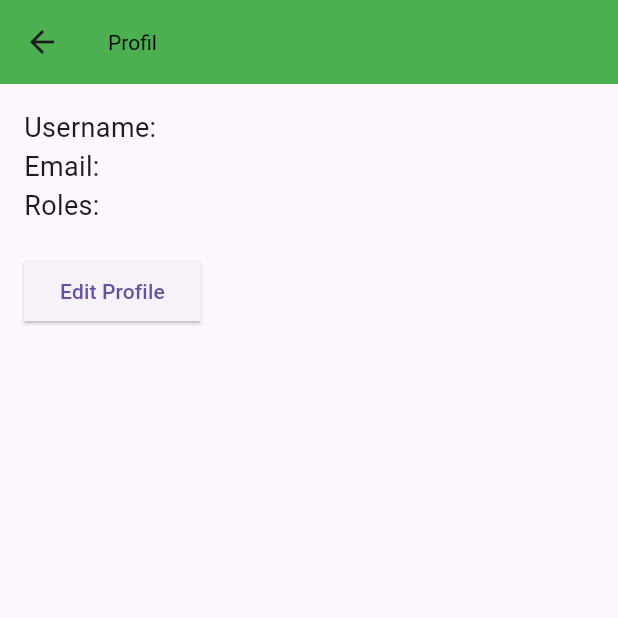
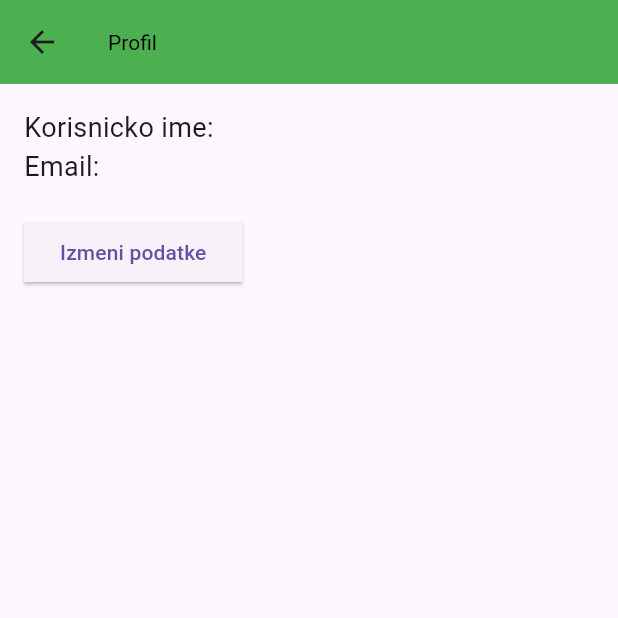
Before and after one commit to belomarkovicdev/JBTracker, a Flutter app: the HomeScreen screen opened by its route, after a tap on "Profil", on a phone screen of 412 x 824 dp, the top half of it. Run offline on Flutter 3.47's test engine with Material 3 defaults, Android fonts, the phone set to English and light mode, and no system bars; our stand-ins replace flutter_map, geolocator, jwt_decoder, latlong2, shared_preferences; missing offline and left inert: stomp_dart_client; accounts and stored records are empty.

Commit message:
updated frontend

```diff
--- a/frontend/lib/screen/HomeScreen.dart
+++ b/frontend/lib/screen/HomeScreen.dart
@@ -4,27 +4,28 @@ import 'package:frontend/screen/LoginScreen.dart';
 import 'package:provider/provider.dart';
 
 class HomeScreen extends StatelessWidget {
+  final Map<String, String> buttons = {"Mapa": "/map", "Profil": "/profile"};
   @override
   Widget build(BuildContext context) {
     return Scaffold(
-      appBar: AppBar(title: Text('Početna Stranica')),
+      appBar: AppBar(title: Text('JBPetTracker')),
       body: Center(
         child: Column(
           children: [
-            ElevatedButton(
+            ...buttons.entries.map((e) {
+              return SizedBox(
+                width: 300,
+                child: ElevatedButton(
                   onPressed: () {
-                Navigator.pushNamed(context, '/map');
+                    Navigator.pushNamed(context, e.value);
                   },
-              child: Text('Map'),
+                  child: Text(e.key),
                 ),
-            ElevatedButton(
-              onPressed: () {
-                // Navigacija prema ruti '/second'
-                Navigator.pushNamed(context, '/profile');
-              },
-              child: Text('Profil'),
-            ),
-            ElevatedButton(
+              );
+            }),
+            SizedBox(
+              width: 200,
+              child: ElevatedButton(
                 onPressed: () async {
                   await Provider.of<AuthProvider>(
                     context,
@@ -37,6 +38,7 @@ class HomeScreen extends StatelessWidget {
                 },
                 child: Text('Izloguj se'),
               ),
+            ),
           ],
         ),
       ),
--- a/frontend/lib/screen/LocationMapScreen.dart
+++ b/frontend/lib/screen/LocationMapScreen.dart
@@ -142,7 +142,7 @@ class _MapScreenState extends State<MapScreen> {
   @override
   Widget build(BuildContext context) {
     return Scaffold(
-      appBar: AppBar(title: Text("Location Map")),
+      appBar: AppBar(title: Text("Pracenje lokacije")),
       body:
           _currentPosition == null
               ? Center(child: CircularProgressIndicator())
--- a/frontend/lib/screen/ProfileScreen.dart
+++ b/frontend/lib/screen/ProfileScreen.dart
@@ -29,7 +29,6 @@ class _ProfileScreenState extends State<ProfileScreen> {
       Map<String, dynamic> claims = LoginService().getClaimsFromToken(token!);
       username = claims["username"];
       email = claims["email"];
-      roles = claims["roles"];
     });
   }
 
@@ -49,9 +48,8 @@ class _ProfileScreenState extends State<ProfileScreen> {
         child: Column(
           crossAxisAlignment: CrossAxisAlignment.start,
           children: [
-            Text("Username: $username", style: TextStyle(fontSize: 18)),
+            Text("Korisnicko ime: $username", style: TextStyle(fontSize: 18)),
             Text("Email: $email", style: TextStyle(fontSize: 18)),
-            Text("Roles: $roles", style: TextStyle(fontSize: 18)),
             SizedBox(height: 20),
             ElevatedButton(
               onPressed: () async {
@@ -70,7 +68,7 @@ class _ProfileScreenState extends State<ProfileScreen> {
                   updateProfile(result['name'], result['email']);
                 }
               },
-              child: Text("Edit Profile"),
+              child: Text("Izmeni podatke"),
             ),
           ],
         ),
```
Lines whose indentation alone changed are shown as unchanged.
